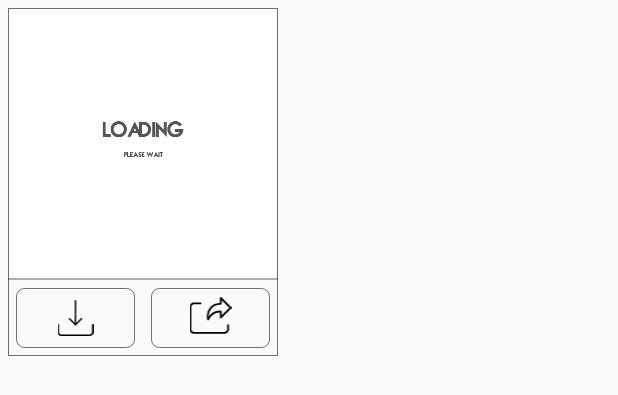
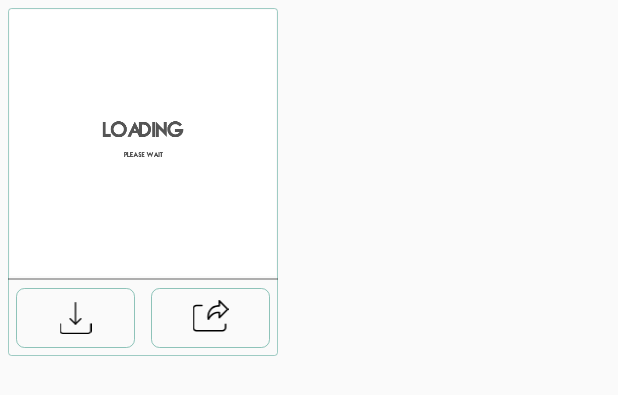
Before and after one commit to CodexLiner/WhatsappStickers, an Android app: the layout status_row_line.xml on its own in the app's theme, with its tools: preview values and no code run, on a phone screen of 412 x 824 dp. Shown: the top 395 px of the screen. Run offline under Robolectric (Android 15) with nearby library versions, the phone set to English and light mode, and no system bars; Roboto replaces fonts that are not available here.

Commit message:
ui changes

```diff
--- a/app/build.gradle
+++ b/app/build.gradle
@@ -117,6 +117,7 @@ dependencies {
     implementation "com.facebook.fresco:webpsupport:$fresco_version"
     implementation "com.facebook.fresco:animated-webp:$fresco_version"
     implementation "com.facebook.fresco:animated-base:$fresco_version"
+    implementation 'com.facebook.fresco:animated-gif:1.2.0'
     implementation 'com.github.bumptech.glide:glide:4.12.0'
     annotationProcessor 'com.github.bumptech.glide:compiler:4.12.0'
     // https://mvnrepository.com/artifact/commons-io/commons-io
--- a/app/src/main/res/drawable/buttonshape2.xml
+++ b/app/src/main/res/drawable/buttonshape2.xml
@@ -2,7 +2,7 @@
 <shape android:shape="rectangle"  xmlns:android="http://schemas.android.com/apk/res/android">
     <corners android:radius="5dp" />
     <padding android:bottom="5dp" android:left="5dp" android:right="5dp" android:top="5dp"/>
-    <stroke android:color="#8D000000" android:width="0.5dp"/>
+    <stroke android:color="#97449E8D" android:width="0.5dp"/>
     <!--    <solid android:color="#FFC107"/>-->
     <!--    <gradient android:startColor="#8300B0FF" android:endColor="#8F00E5FF" android:type="linear"/>-->
 </shape>
--- /dev/null
+++ b/app/src/main/res/drawable/status_play.xml
@@ -0,0 +1,11 @@
+<?xml version="1.0" encoding="utf-8"?>
+<vector xmlns:android="http://schemas.android.com/apk/res/android"
+    android:width="24dp"
+    android:height="24dp"
+    android:viewportWidth="511.999"
+    android:viewportHeight="511.999">
+
+    <path
+        android:fillColor="#000000"
+        android:pathData="M443.86,196.919L141.46,10.514C119.582-2.955,93.131-3.515,70.702,9.016c-22.429,12.529-35.819,35.35-35.819,61.041 v371.112c0,38.846,31.3,70.619,69.77,70.829c0.105,0,0.21,0.001,0.313,0.001c12.022-0.001,24.55-3.769,36.251-10.909 c9.413-5.743,12.388-18.029,6.645-27.441c-5.743-9.414-18.031-12.388-27.441-6.645c-5.473,3.338-10.818,5.065-15.553,5.064 c-14.515-0.079-30.056-12.513-30.056-30.898V70.058c0-11.021,5.744-20.808,15.364-26.183c9.621-5.375,20.966-5.135,30.339,0.636 l302.401,186.405c9.089,5.596,14.29,14.927,14.268,25.601c-0.022,10.673-5.261,19.983-14.4,25.56L204.147,415.945 c-9.404,5.758-12.36,18.049-6.602,27.452c5.757,9.404,18.048,12.36,27.452,6.602l218.611-133.852 c20.931-12.769,33.457-35.029,33.507-59.55C477.165,232.079,464.729,209.767,443.86,196.919z" />
+</vector>
--- a/app/src/main/res/drawable/statushape.xml
+++ b/app/src/main/res/drawable/statushape.xml
@@ -1,8 +1,8 @@
 <?xml version="1.0" encoding="utf-8"?>
 <shape android:shape="rectangle"  xmlns:android="http://schemas.android.com/apk/res/android">
-    <corners android:radius="0dp" />
+    <corners android:radius="2dp" />
     <padding android:bottom="5dp" android:left="5dp" android:right="5dp" android:top="5dp"/>
-    <stroke android:color="#8D000000" android:width="0.5dp"/>
+    <stroke android:color="#80449E8D" android:width="0.9dp"/>
 <!--    <solid android:color="#FFC107"/>-->
 <!--    <gradient android:startColor="#8300B0FF" android:endColor="#8F00E5FF" android:type="linear"/>-->
 </shape>
--- a/app/src/main/res/layout/status_row_line.xml
+++ b/app/src/main/res/layout/status_row_line.xml
@@ -31,15 +31,16 @@
 
         <ImageView
             android:id="@+id/playButton"
-            android:layout_width="50dp"
-            android:layout_height="50dp"
+            android:layout_width="32dp"
+            android:layout_height="32dp"
             android:layout_margin="5dp"
-            android:src="@drawable/ic_baseline_play_circle_filled_24"
+            android:src="@drawable/status_play"
             android:visibility="invisible"
             app:layout_constraintBottom_toBottomOf="parent"
             app:layout_constraintEnd_toEndOf="parent"
             app:layout_constraintStart_toStartOf="parent"
-            app:layout_constraintTop_toTopOf="parent" />
+            app:layout_constraintTop_toTopOf="parent"
+            app:tint="@color/white" />
     </androidx.constraintlayout.widget.ConstraintLayout>
     <LinearLayout
         android:layout_width="match_parent"
@@ -59,7 +60,7 @@
                 android:id="@+id/DownloadAdapter"
                 android:layout_weight="1"
                 android:layout_gravity="start|center"
-                android:padding="8dp"
+                android:padding="9dp"
                 android:layout_width="40dp"
                 android:layout_height="40dp"
                 app:tint="@color/black"
@@ -70,7 +71,7 @@
                 android:foreground="?attr/selectableItemBackgroundBorderless"
                 android:id="@+id/shareAdapter"
                 android:layout_gravity="center|end"
-                android:padding="6dp"
+                android:padding="8dp"
                 android:layout_weight="1"
                 android:layout_width="40dp"
                 android:layout_height="40dp"
--- a/app/src/main/res/layout/status_tab_dialog.xml
+++ b/app/src/main/res/layout/status_tab_dialog.xml
@@ -65,7 +65,7 @@
                 android:background="@drawable/buttonshape"
                 android:layout_width="100dp"
                 android:layout_height="55dp"
-                android:textColor="@color/black"
+                android:textColor="@color/white"
                 android:text="Save"/>
             <Button
                 android:layout_marginEnd="5dp"
--- a/app/src/main/res/layout/stickerpre.xml
+++ b/app/src/main/res/layout/stickerpre.xml
@@ -25,11 +25,11 @@
             android:id="@+id/stickerprelay"
             android:layout_width="match_parent"
             android:layout_height="200dp">
-            <pl.droidsonroids.gif.GifImageView
+            <com.facebook.drawee.view.SimpleDraweeView
                 android:layout_gravity="center"
                 android:id="@+id/stickerpreimage"
-                android:layout_width="wrap_content"
-                android:layout_height="wrap_content"/>
+                android:layout_width="190dp"
+                android:layout_height="190dp"/>
         </LinearLayout>
         <LinearLayout
             android:layout_marginTop="20dp"
--- a/app/src/main/res/menu/bottomprememu.xml
+++ b/app/src/main/res/menu/bottomprememu.xml
@@ -2,7 +2,7 @@
 <menu xmlns:android="http://schemas.android.com/apk/res/android">
     <item android:id="@+id/homeMenu" android:enabled="true"
         android:icon="@drawable/left"
-        android:title="return"
+        android:title="Go Back"
         android:tooltipText="Home"/>
     <item android:id="@+id/statusMenu2" android:enabled="false"/>
     <item android:id="@+id/statusMenu" android:enabled="true"
```
Also changed, not shown: app/src/main/java/com/CodingErgo/sticker/MyStickerManager/MyStickerManager.java (+10 -0 lines), app/src/main/java/com/CodingErgo/sticker/StickerManager/StickerPreviewAdapter.java (+7 -2 lines).
